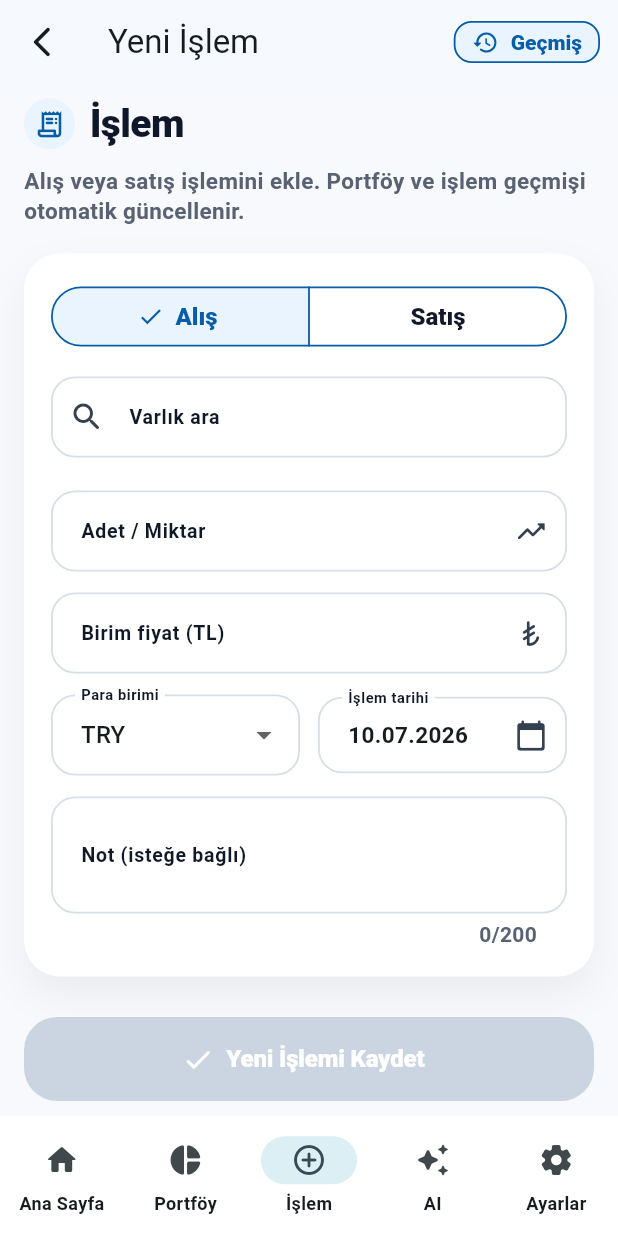
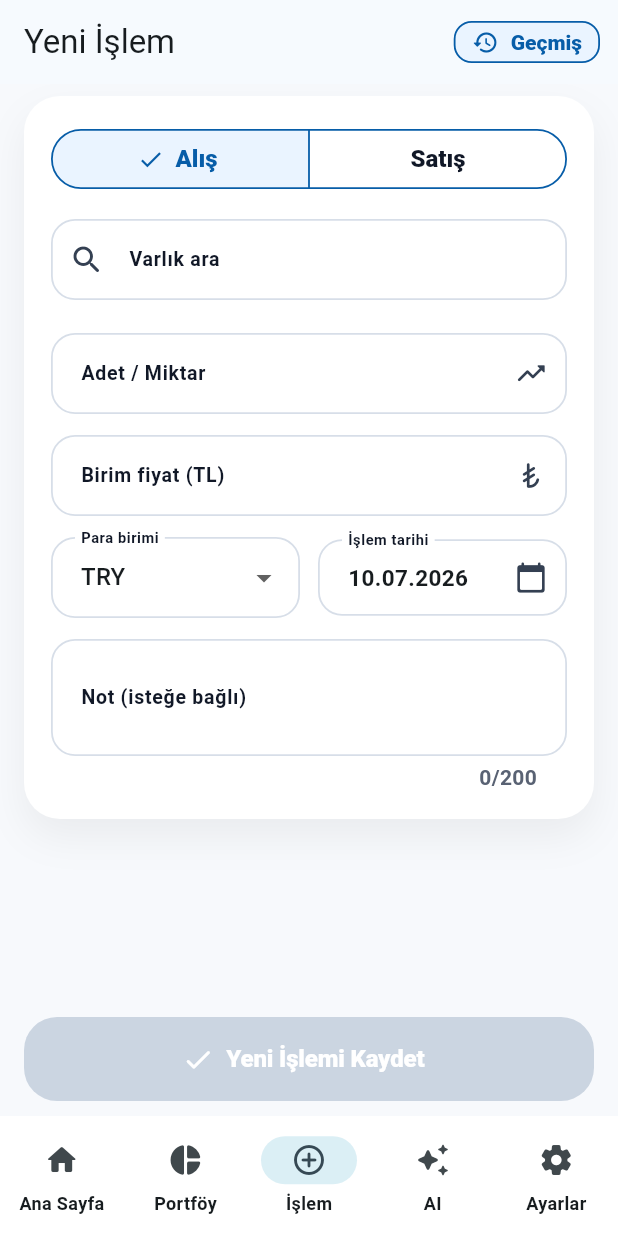
Before and after one commit to ErhanOzalhas/myfin-mobile, a Flutter app: the screen it shows once a user with an empty profile is signed in, item 3 of the bottom bar chosen, on a phone screen of 412 x 824 dp. Run offline on Flutter 3.47's test engine with Material 3 defaults, Android fonts, the light colour scheme and no system bars; our stand-ins replace cloud_firestore, firebase_auth, firebase_core, flutter_dotenv; missing offline and left inert: gpt_markdown; accounts and stored records are empty.

Commit message:
UI polish: simplify page headers and fix transaction back navigation

```diff
--- a/lib/screens/market/live_market_page.dart
+++ b/lib/screens/market/live_market_page.dart
@@ -83,8 +83,6 @@ class _LiveMarketPageState extends State<LiveMarketPage> {
         child: ListView(
           padding: const EdgeInsets.fromLTRB(20, 16, 20, 96),
           children: [
-            const SectionTitle(title: 'Piyasa'),
-            const SizedBox(height: 12),
             SingleChildScrollView(
               scrollDirection: Axis.horizontal,
               child: Row(
--- a/lib/screens/my_fin_home.dart
+++ b/lib/screens/my_fin_home.dart
@@ -651,7 +651,7 @@ class _RowQuickActions extends StatelessWidget {
             onTap: () {
               Navigator.of(context).push(
                 noAnimationRoute(
-                  builder: (_) => const TransactionEntryPage(),
+                  builder: (_) => const TransactionEntryPage(showBottomNav: false),
                 ),
               );
             },
@@ -2285,7 +2285,7 @@ class _QuickActions extends StatelessWidget {
           onTap: () async {
             await Navigator.of(context).push(
               noAnimationRoute(
-                builder: (_) => const TransactionEntryPage(),
+                builder: (_) => const TransactionEntryPage(showBottomNav: false),
               ),
             );
           },
@@ -2297,7 +2297,7 @@ class _QuickActions extends StatelessWidget {
           onTap: () {
             Navigator.of(context).push(
               noAnimationRoute(
-                builder: (_) => const TransactionEntryPage(),
+                builder: (_) => const TransactionEntryPage(showBottomNav: false),
               ),
             );
           },
@@ -2434,7 +2434,7 @@ class _RecentTransactions extends StatelessWidget {
                     onPressed: () {
                       Navigator.of(context).push(
                         noAnimationRoute(
-                          builder: (_) => const TransactionEntryPage(),
+                          builder: (_) => const TransactionEntryPage(showBottomNav: false),
                         ),
                       );
                     },
--- a/lib/screens/performance/performance_report_page.dart
+++ b/lib/screens/performance/performance_report_page.dart
@@ -81,8 +81,6 @@ class _PerformanceReportPageState extends State<PerformanceReportPage> {
                 return ListView(
                   padding: const EdgeInsets.fromLTRB(20, 16, 20, 96),
                   children: [
-                    const SectionTitle(title: 'Performans'),
-                    const SizedBox(height: 12),
                     SingleChildScrollView(
                       scrollDirection: Axis.horizontal,
                       child: Row(
--- a/lib/screens/portfolio/portfolio_page.dart
+++ b/lib/screens/portfolio/portfolio_page.dart
@@ -64,8 +64,6 @@ class PortfolioPage extends StatelessWidget {
                 return ListView(
                   padding: const EdgeInsets.fromLTRB(20, 16, 20, 96),
                   children: [
-                    const SectionTitle(title: 'Portföyüm'),
-                    const SizedBox(height: 12),
                     _DistributionCard(refreshTick: items.length),
                     const SizedBox(height: 14),
                     _PortfolioSummaryCard(summary: summary),
--- a/lib/screens/splash_page.dart
+++ b/lib/screens/splash_page.dart
@@ -17,7 +17,7 @@ class _MyFinLaunchAppState extends State<MyFinLaunchApp> {
   @override
   void initState() {
     super.initState();
-    Timer(const Duration(milliseconds: 2600), () {
+    Timer(const Duration(milliseconds: 3600), () {
       if (!mounted) return;
       setState(() => _showApp = true);
     });
--- a/lib/screens/transactions/transaction_entry_page.dart
+++ b/lib/screens/transactions/transaction_entry_page.dart
@@ -577,51 +577,6 @@ class _TransactionEntryPageState extends State<TransactionEntryPage> {
     );
   }
 
-  Widget _sectionHeader() {
-    return Column(
-      crossAxisAlignment: CrossAxisAlignment.start,
-      children: [
-        Row(
-          children: [
-            Container(
-              width: 34,
-              height: 34,
-              decoration: const BoxDecoration(
-                color: _softBlue,
-                shape: BoxShape.circle,
-              ),
-              child: const Icon(
-                Icons.receipt_long_rounded,
-                color: _brandBlue,
-                size: 21,
-              ),
-            ),
-            const SizedBox(width: 10),
-            const Text(
-              'İşlem',
-              style: TextStyle(
-                fontSize: 26,
-                fontWeight: FontWeight.w900,
-                color: Color(0xFF0F172A),
-                letterSpacing: -.4,
-              ),
-            ),
-          ],
-        ),
-        const SizedBox(height: 10),
-        const Text(
-          'Alış veya satış işlemini ekle. Portföy ve işlem geçmişi otomatik güncellenir.',
-          style: TextStyle(
-            color: Color(0xFF596273),
-            fontSize: 15,
-            fontWeight: FontWeight.w600,
-            height: 1.35,
-          ),
-        ),
-      ],
-    );
-  }
-
   Widget _buildSaveButton() {
     final isEnabled = _isFormReady && !_isSaving;
     final label = _isSaving
@@ -678,10 +633,13 @@ class _TransactionEntryPageState extends State<TransactionEntryPage> {
     return Scaffold(
       resizeToAvoidBottomInset: true,
       appBar: AppBar(
-        leading: IconButton(
-          icon: const Icon(Icons.arrow_back_ios_new_rounded),
-          onPressed: _goBack,
-        ),
+        automaticallyImplyLeading: false,
+        leading: Navigator.of(context).canPop()
+            ? IconButton(
+                icon: const Icon(Icons.arrow_back_ios_new_rounded),
+                onPressed: _goBack,
+              )
+            : null,
         title: Text(widget.isEdit ? 'İşlemi Düzenle' : 'Yeni İşlem'),
         centerTitle: false,
         actions: [
@@ -714,8 +672,6 @@ class _TransactionEntryPageState extends State<TransactionEntryPage> {
             keyboardDismissBehavior: ScrollViewKeyboardDismissBehavior.onDrag,
             padding: EdgeInsets.fromLTRB(16, 8, 16, keyboardInset > 0 ? 92 : 20),
             children: [
-              _sectionHeader(),
-              const SizedBox(height: 18),
               SurfaceCard(
                 child: Column(
                   crossAxisAlignment: CrossAxisAlignment.start,
```
Also changed, not shown: firebase.json (deleted), 16 other files.
